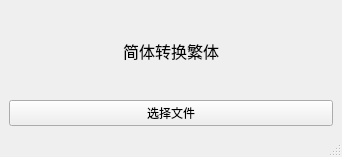
Old version of the form main.ui in the repository huangruihao001/gbk2big5.
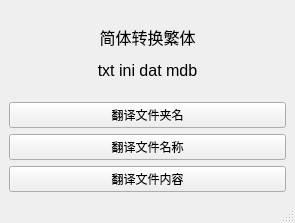
New version of the form.

```diff
--- a/main.ui
+++ b/main.ui
@@ -6,8 +6,8 @@
    <rect>
     <x>0</x>
     <y>0</y>
-    <width>342</width>
-    <height>157</height>
+    <width>295</width>
+    <height>223</height>
    </rect>
   </property>
   <property name="windowTitle">
@@ -18,17 +18,31 @@
     <item>
      <widget class="QLabel" name="label">
       <property name="text">
-       <string>&lt;html&gt;&lt;head/&gt;&lt;body&gt;&lt;p&gt;&lt;span style=&quot; font-size:12pt;&quot;&gt;简体转换繁体&lt;/span&gt;&lt;/p&gt;&lt;/body&gt;&lt;/html&gt;</string>
+       <string>&lt;html&gt;&lt;head/&gt;&lt;body&gt;&lt;p&gt;&lt;span style=&quot; font-size:12pt;&quot;&gt;简体转换繁体&lt;/span&gt;&lt;/p&gt;&lt;p&gt;&lt;span style=&quot; font-size:12pt;&quot;&gt;txt ini dat mdb&lt;/span&gt;&lt;/p&gt;&lt;/body&gt;&lt;/html&gt;</string>
       </property>
       <property name="alignment">
        <set>Qt::AlignCenter</set>
       </property>
      </widget>
     </item>
+    <item>
+     <widget class="QPushButton" name="choose_folder">
+      <property name="text">
+       <string>翻译文件夹名</string>
+      </property>
+     </widget>
+    </item>
+    <item>
+     <widget class="QPushButton" name="choose_filename">
+      <property name="text">
+       <string>翻译文件名称</string>
+      </property>
+     </widget>
+    </item>
     <item>
      <widget class="QPushButton" name="choose_btn">
       <property name="text">
-       <string>选择文件</string>
+       <string>翻译文件内容</string>
       </property>
      </widget>
     </item>
```
Left out of the diff: 2 changed lines with no effect on the pictures.
